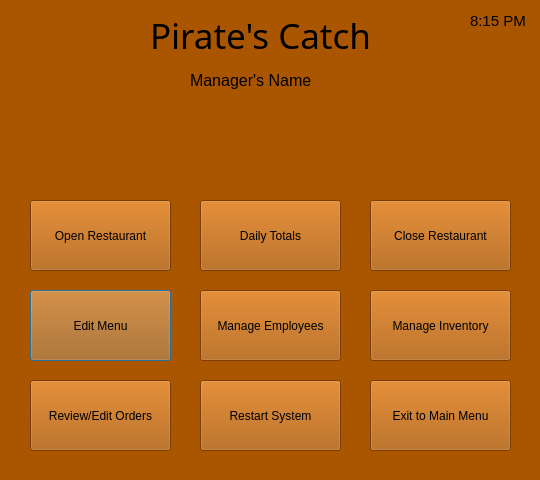
Before: the Qt Designer form systemmenu.ui in DirgeForge/tripping-octo-boo, drawn with Qt 5.
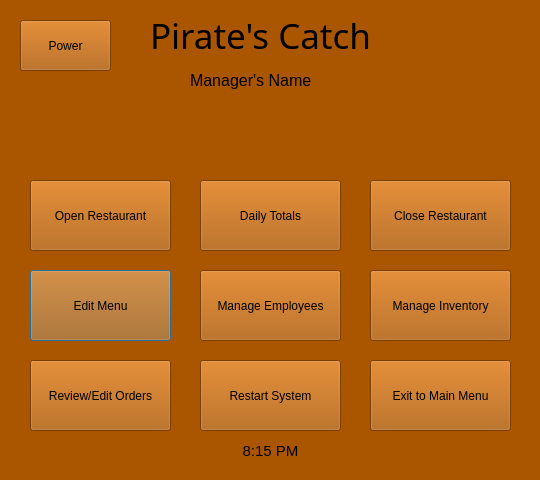
After: the same form once the commit is applied.

Commit message:
Added Receipt class and small changes
-Receipt class added and hook up to Menu class
-Added power button to System menu
-Added date/time stamps to System and Employee menus

```diff
--- a/systemmenu.ui
+++ b/systemmenu.ui
@@ -453,7 +453,7 @@
    <property name="geometry">
     <rect>
      <x>30</x>
-     <y>290</y>
+     <y>270</y>
      <width>141</width>
      <height>71</height>
     </rect>
@@ -466,7 +466,7 @@
    <property name="geometry">
     <rect>
      <x>370</x>
-     <y>200</y>
+     <y>180</y>
      <width>141</width>
      <height>71</height>
     </rect>
@@ -479,7 +479,7 @@
    <property name="geometry">
     <rect>
      <x>30</x>
-     <y>200</y>
+     <y>180</y>
      <width>141</width>
      <height>71</height>
     </rect>
@@ -492,7 +492,7 @@
    <property name="geometry">
     <rect>
      <x>200</x>
-     <y>200</y>
+     <y>180</y>
      <width>141</width>
      <height>71</height>
     </rect>
@@ -505,7 +505,7 @@
    <property name="geometry">
     <rect>
      <x>370</x>
-     <y>290</y>
+     <y>270</y>
      <width>141</width>
      <height>71</height>
     </rect>
@@ -536,7 +536,7 @@
    <property name="geometry">
     <rect>
      <x>200</x>
-     <y>290</y>
+     <y>270</y>
      <width>141</width>
      <height>71</height>
     </rect>
@@ -548,9 +548,9 @@
   <widget class="QLabel" name="label_3">
    <property name="geometry">
     <rect>
-     <x>470</x>
-     <y>10</y>
-     <width>61</width>
+     <x>20</x>
+     <y>440</y>
+     <width>501</width>
      <height>21</height>
     </rect>
    </property>
@@ -562,12 +562,15 @@
    <property name="text">
     <string>8:15 PM</string>
    </property>
+   <property name="alignment">
+    <set>Qt::AlignCenter</set>
+   </property>
   </widget>
   <widget class="QPushButton" name="pushButton_7">
    <property name="geometry">
     <rect>
      <x>200</x>
-     <y>380</y>
+     <y>360</y>
      <width>141</width>
      <height>71</height>
     </rect>
@@ -580,7 +583,7 @@
    <property name="geometry">
     <rect>
      <x>370</x>
-     <y>380</y>
+     <y>360</y>
      <width>141</width>
      <height>71</height>
     </rect>
@@ -593,7 +596,7 @@
    <property name="geometry">
     <rect>
      <x>30</x>
-     <y>380</y>
+     <y>360</y>
      <width>141</width>
      <height>71</height>
     </rect>
@@ -602,6 +605,19 @@
     <string>Review/Edit Orders</string>
    </property>
   </widget>
+  <widget class="QPushButton" name="power">
+   <property name="geometry">
+    <rect>
+     <x>20</x>
+     <y>20</y>
+     <width>91</width>
+     <height>51</height>
+    </rect>
+   </property>
+   <property name="text">
+    <string>Power</string>
+   </property>
+  </widget>
  </widget>
  <resources/>
  <connections>
```
Left out of the diff: 2 changed lines with no effect on the pictures. The commit also changes 10 other files.
